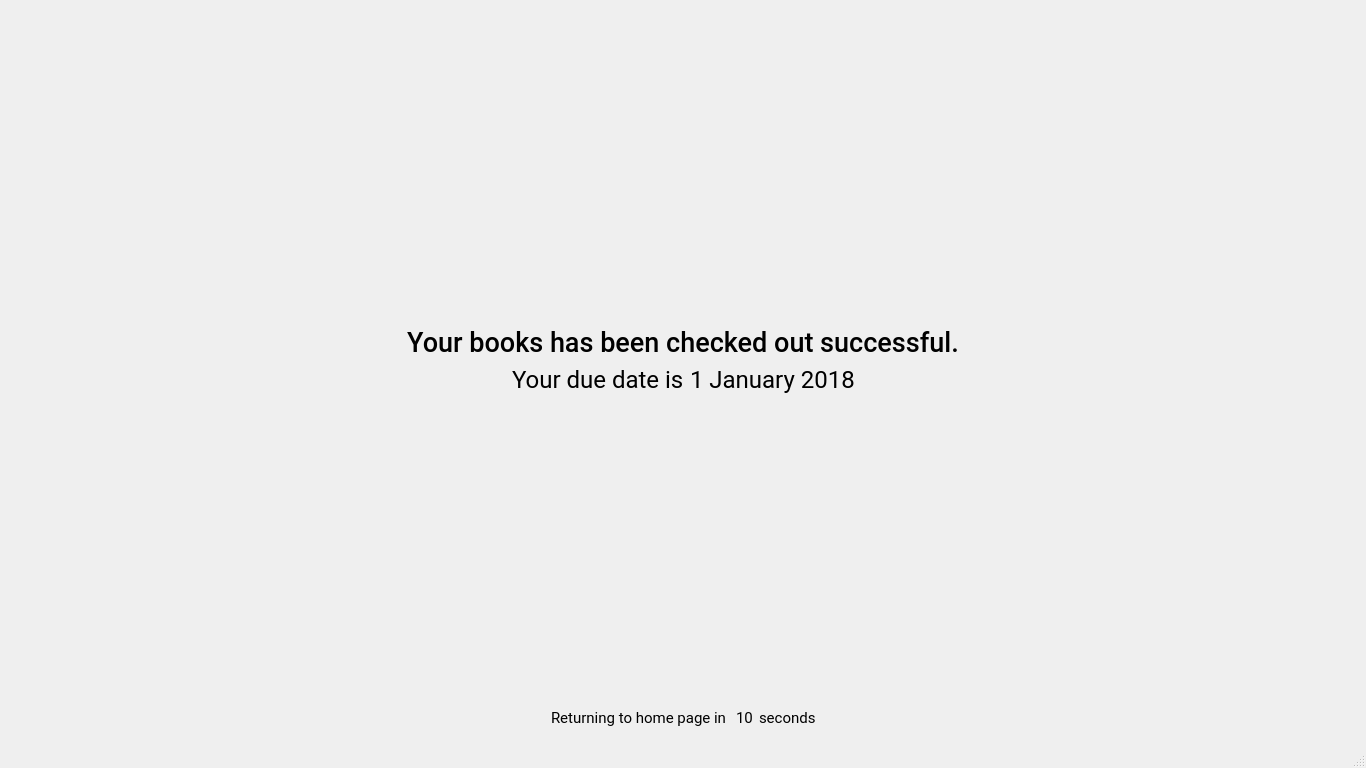
The window that easy_lib_client.ui (maxmacstn/EasyLib_client) describes before a commit, drawn with Qt 5.
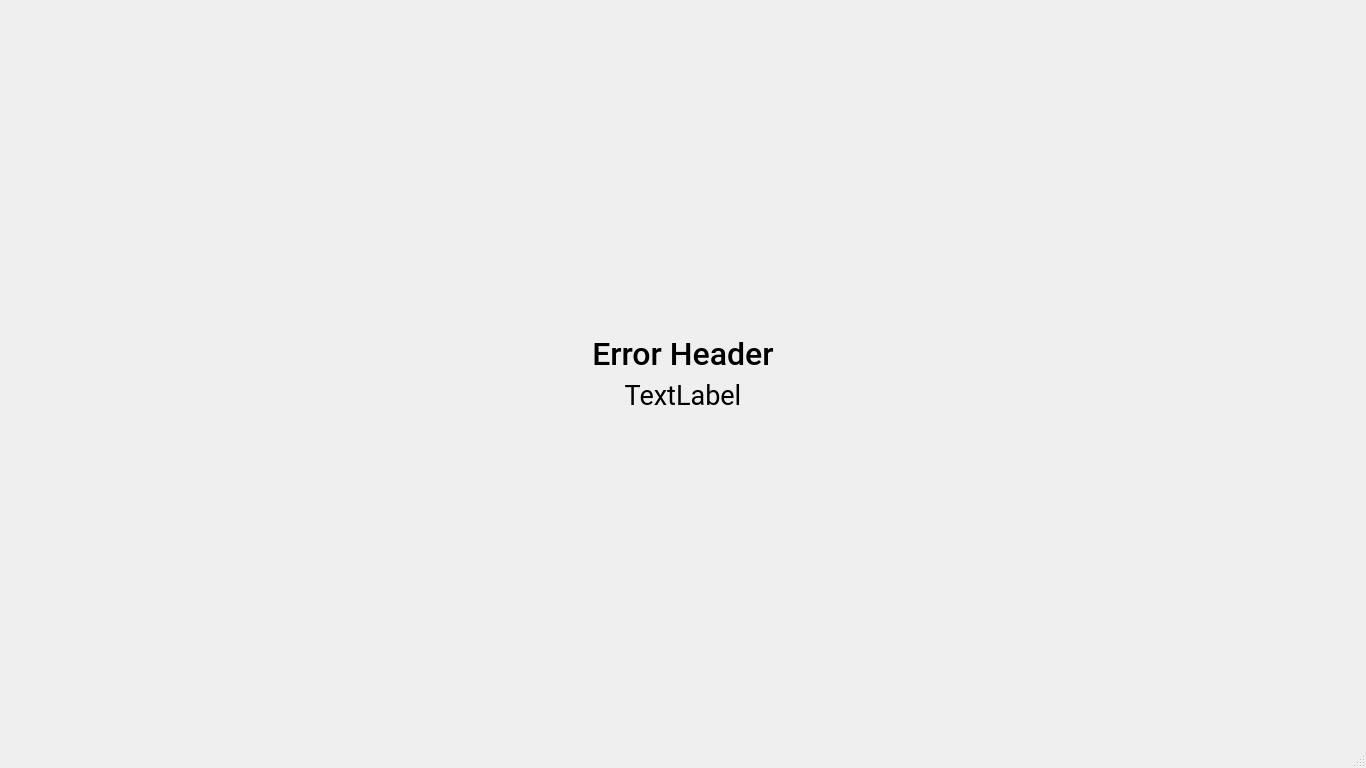
The same window after the commit.

```diff
--- a/easy_lib_client.ui
+++ b/easy_lib_client.ui
@@ -29,7 +29,7 @@
      <height>0</height>
     </size>
    </property>
-   <layout class="QHBoxLayout" name="horizontalLayout_2">
+   <layout class="QVBoxLayout" name="verticalLayout_13">
     <item>
      <widget class="QStackedWidget" name="stackedWidget">
       <property name="minimumSize">
@@ -39,7 +39,7 @@
        </size>
       </property>
       <property name="currentIndex">
-       <number>3</number>
+       <number>5</number>
       </property>
       <widget class="QWidget" name="login_page">
        <layout class="QVBoxLayout" name="verticalLayout">
@@ -1767,7 +1767,7 @@
              </font>
             </property>
             <property name="text">
-             <string>10</string>
+             <string>5</string>
             </property>
            </widget>
           </item>
@@ -1896,6 +1896,72 @@
         </item>
        </layout>
       </widget>
+      <widget class="QWidget" name="page">
+       <layout class="QHBoxLayout" name="horizontalLayout_2">
+        <item>
+         <layout class="QVBoxLayout" name="verticalLayout_14">
+          <item>
+           <spacer name="verticalSpacer_8">
+            <property name="orientation">
+             <enum>Qt::Vertical</enum>
+            </property>
+            <property name="sizeHint" stdset="0">
+             <size>
+              <width>20</width>
+              <height>40</height>
+             </size>
+            </property>
+           </spacer>
+          </item>
+          <item>
+           <widget class="QLabel" name="label_error_page_header">
+            <property name="font">
+             <font>
+              <family>Roboto Medium</family>
+              <pointsize>24</pointsize>
+             </font>
+            </property>
+            <property name="text">
+             <string>Error Header</string>
+            </property>
+            <property name="alignment">
+             <set>Qt::AlignCenter</set>
+            </property>
+           </widget>
+          </item>
+          <item>
+           <widget class="QLabel" name="label_error_page_content">
+            <property name="font">
+             <font>
+              <family>Roboto</family>
+              <pointsize>20</pointsize>
+             </font>
+            </property>
+            <property name="text">
+             <string>TextLabel</string>
+            </property>
+            <property name="alignment">
+             <set>Qt::AlignCenter</set>
+            </property>
+           </widget>
+          </item>
+          <item>
+           <spacer name="verticalSpacer_9">
+            <property name="orientation">
+             <enum>Qt::Vertical</enum>
+            </property>
+            <property name="sizeHint" stdset="0">
+             <size>
+              <width>20</width>
+              <height>40</height>
+             </size>
+            </property>
+           </spacer>
+          </item>
+         </layout>
+        </item>
+       </layout>
+      </widget>
      </widget>
     </item>
    </layout>
```
